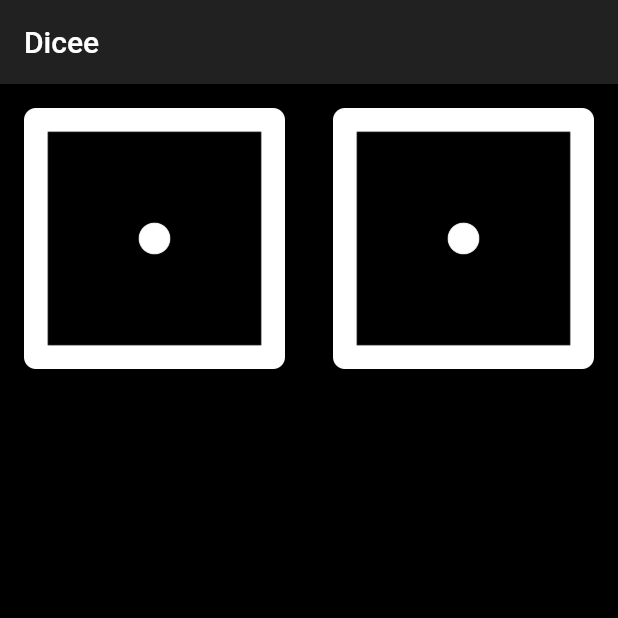
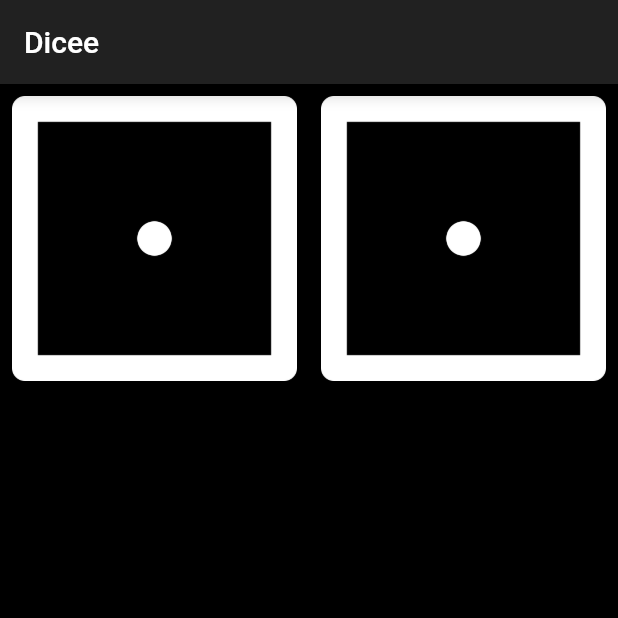
Before and after one commit to HeratUni-CS/dicee-Alirezayoom, a Flutter app: the screen it shows after launch, on a phone screen of 412 x 824 dp, the top half of it. Run offline on Flutter 3.47's test engine with Material 2 defaults, Android fonts, the phone set to English and light mode, and no system bars.

Commit message:
add textButton

```diff
--- a/lib/main.dart
+++ b/lib/main.dart
@@ -32,14 +32,18 @@ class DicePage extends StatelessWidget {
     return Row(
       children: [
         Expanded(
-          child: Padding(
-            padding: const EdgeInsets.all(16.0),
+          child: TextButton(
+            onPressed: () {
+              print("left");
+            },
             child: Image.asset("images/dice1.png"),
           ),
         ),
         Expanded(
-          child: Padding(
-            padding: const EdgeInsets.all(16.0),
+          child: TextButton(
+            onPressed: () {
+              print('right');
+            },
             child: Image.asset("images/dice1.png"),
           ),
         ),
```
